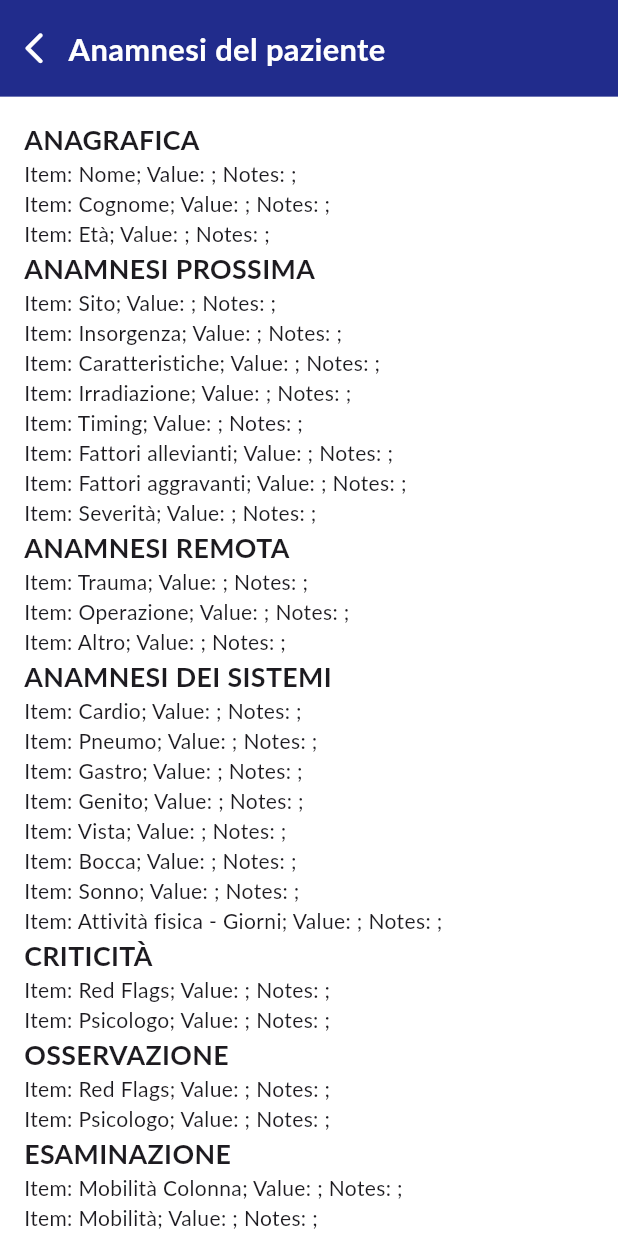
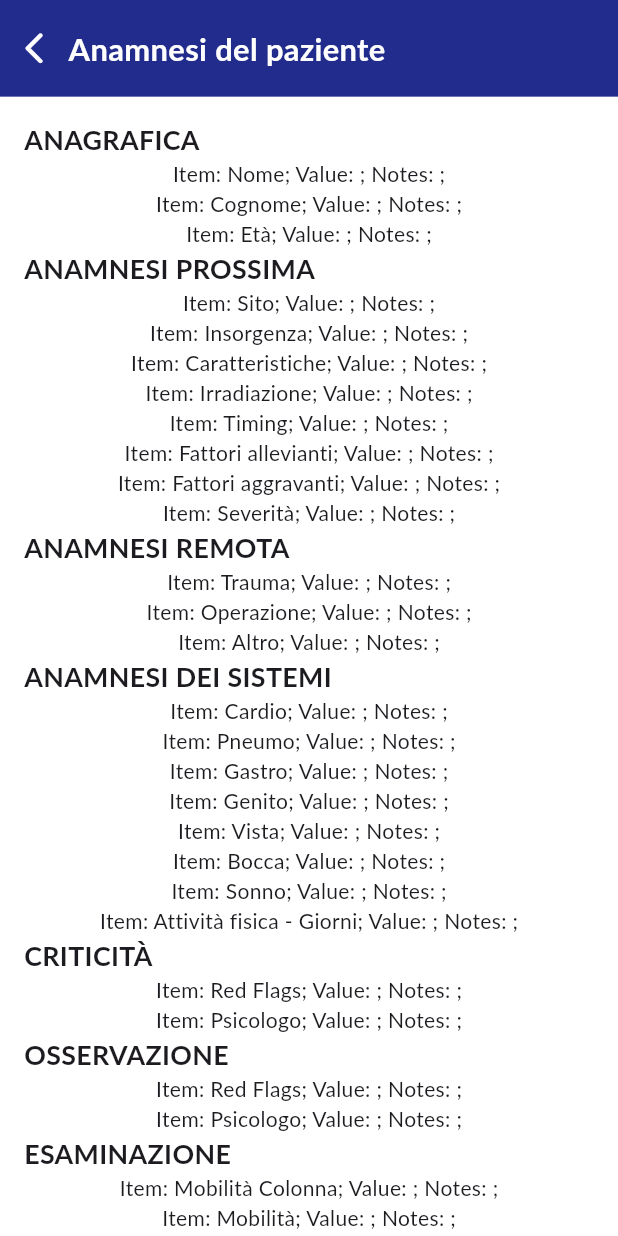
Before and after one commit to simoghiazzi/therAPP, a Flutter app: the NewPatientScreen screen opened directly, after a tap on "CONFERMA", on a phone screen of 412 x 824 dp. Run offline on Flutter 3.47's test engine with Material 3 defaults, Android fonts, the light colour scheme and no system bars; our stand-ins replace sizer; Roboto replaces fonts that are missing (Lato).

Commit message:
Setup function to render correct type of Field

```diff
--- /dev/null
+++ b/lib/utils/render_module_field.dart
@@ -0,0 +1,8 @@
+import 'package:flutter/material.dart'; // Import for JSON decoding
+
+Widget renderModuleField(dynamic field) {
+  return Text(
+    'Item: ${field['name']}; Value: ${field['value']}; Notes: ${field['notes']};',
+    style: const TextStyle(fontSize: 14),
+  );
+}
--- a/lib/views/NewPatient/components/new_patient_body.dart
+++ b/lib/views/NewPatient/components/new_patient_body.dart
@@ -1,4 +1,5 @@
 import 'package:flutter/material.dart';
+import 'package:therAPP/utils/render_module_field.dart';
 import 'package:therAPP/views/Home/components/rounded_button.dart';
 import 'package:therAPP/views/Utils/custom_sizer.dart';
 import 'package:therAPP/views/Utils/top_bar.dart';
@@ -136,11 +137,10 @@ class NewPatientBodyState extends State<NewPatientBody> {
                           if (entry.value is List) {
                             entryWidgets.addAll(
                               (entry.value as List).map<Widget>((item) {
-                                if (item is Map && item.containsKey('name')) {
-                                  return Text(
-                                    'Item: ${item['name']}; Value: ${item['value']}; Notes: ${item['notes']};',
-                                    style: const TextStyle(fontSize: 14),
-                                  );
+                                if (item is Map) {
+                                  return Align(
+                                      alignment: Alignment.center,
+                                      child: renderModuleField(item));
                                 }
                                 return const SizedBox.shrink();
                               }).toList(),
```
